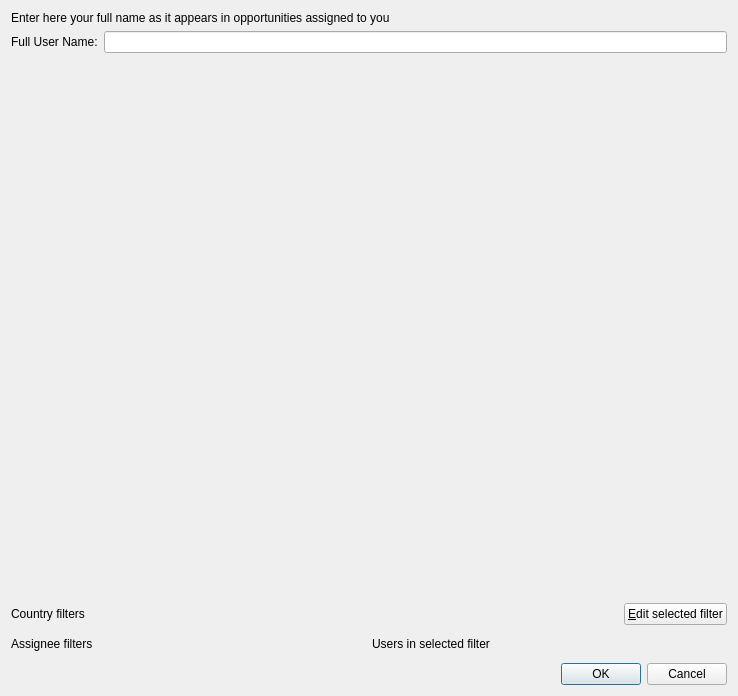
KDAB/FatCRM, file client/src/dialogs/configurationdialog.ui: the form before one commit.
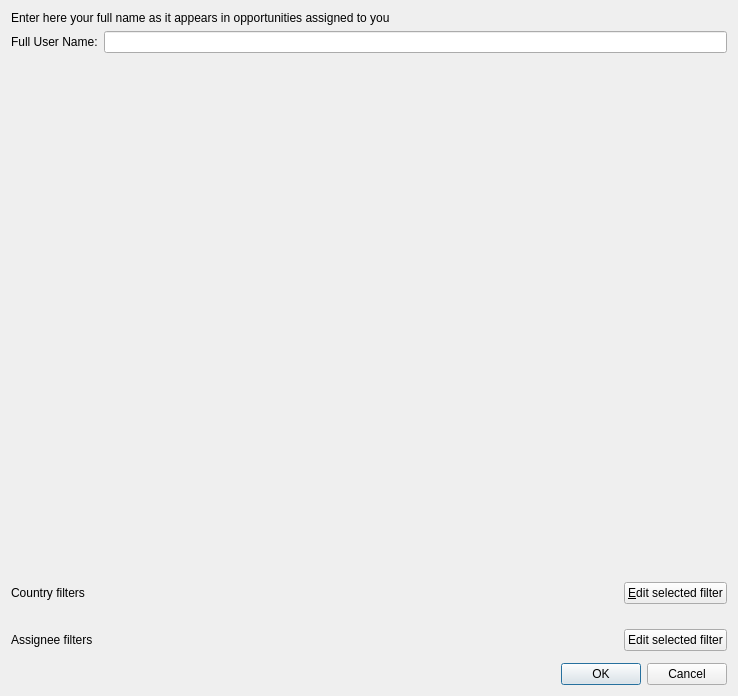
The form after the commit. Custom widgets are drawn as their Qt base class.

Commit message: FATCRM-49: Configuration dialog: assignee filters should use the same GUI as country filters

```diff
--- a/client/src/dialogs/configurationdialog.ui
+++ b/client/src/dialogs/configurationdialog.ui
@@ -90,37 +90,59 @@
     </widget>
    </item>
    <item>
-    <layout class="QGridLayout" name="gridLayout">
-     <item row="0" column="0">
+    <spacer name="verticalSpacer_2">
+     <property name="orientation">
+      <enum>Qt::Vertical</enum>
+     </property>
+     <property name="sizeType">
+      <enum>QSizePolicy::Fixed</enum>
+     </property>
+     <property name="sizeHint" stdset="0">
+      <size>
+       <width>20</width>
+       <height>13</height>
+      </size>
+     </property>
+    </spacer>
+   </item>
+   <item>
+    <layout class="QHBoxLayout" name="horizontalLayout_2">
+     <item>
       <widget class="QLabel" name="label_3">
        <property name="text">
         <string>Assignee filters</string>
        </property>
       </widget>
      </item>
-     <item row="0" column="1">
-      <widget class="QLabel" name="label_4">
+     <item>
+      <spacer name="horizontalSpacer_2">
+       <property name="orientation">
+        <enum>Qt::Horizontal</enum>
+       </property>
+       <property name="sizeHint" stdset="0">
+        <size>
+         <width>40</width>
+         <height>20</height>
+        </size>
+       </property>
+      </spacer>
+     </item>
+     <item>
+      <widget class="QPushButton" name="editSelectedAssigneeFilter">
        <property name="text">
-        <string>Users in selected filter</string>
-       </property>
-      </widget>
-     </item>
-     <item row="1" column="1">
-      <widget class="KEditListWidget" name="usersListWidget">
-       <property name="buttons">
-        <set>KEditListWidget::Add|KEditListWidget::Remove</set>
-       </property>
-      </widget>
-     </item>
-     <item row="1" column="0">
-      <widget class="KEditListWidget" name="groupListWidget">
-       <property name="buttons">
-        <set>KEditListWidget::Add|KEditListWidget::Remove</set>
+        <string>Edit selected filter</string>
        </property>
       </widget>
      </item>
     </layout>
    </item>
+   <item>
+    <widget class="KEditListWidget" name="groupListWidget">
+     <property name="buttons">
+      <set>KEditListWidget::Add|KEditListWidget::Remove</set>
+     </property>
+    </widget>
+   </item>
    <item>
     <widget class="QDialogButtonBox" name="buttonBox">
      <property name="orientation">
```
The commit also changes 3 other files.
